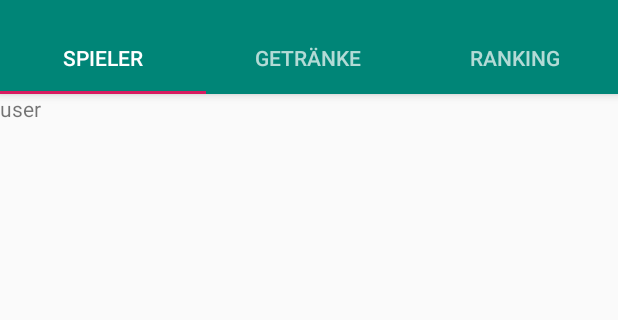
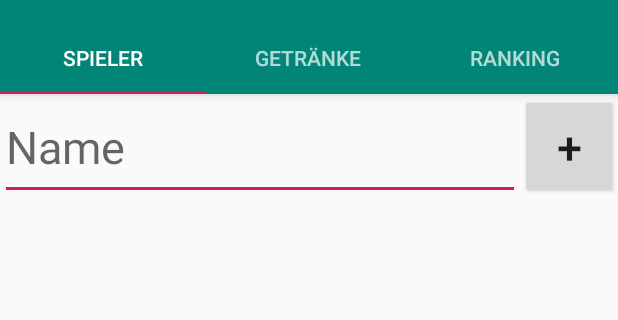
Before and after one commit to DominikRettensteiner/Alkcool, an Android app: the screen it shows after launch (MainActivity), on a phone screen of 412 x 824 dp, the part 74-394 px from its top. Run offline under Robolectric (Android 15) with nearby library versions, the phone set to English and light mode, and no system bars.

Commit message:
PlayerManagement added

```diff
--- a/app/src/main/java/alkcool/sma/alkcool/MainActivity.java
+++ b/app/src/main/java/alkcool/sma/alkcool/MainActivity.java
@@ -18,7 +18,11 @@ import android.view.MenuItem;
 import android.view.View;
 import android.view.ViewGroup;
 
+import android.widget.Button;
+import android.widget.ListView;
 import android.widget.TextView;
+
+import org.w3c.dom.Text;
 
 public class MainActivity extends AppCompatActivity {
 
@@ -56,7 +60,6 @@ public class MainActivity extends AppCompatActivity {
 
         mViewPager.addOnPageChangeListener(new TabLayout.TabLayoutOnPageChangeListener(tabLayout));
         tabLayout.addOnTabSelectedListener(new TabLayout.ViewPagerOnTabSelectedListener(mViewPager));
-
     }
 
 
--- /dev/null
+++ b/app/src/main/java/alkcool/sma/alkcool/PlayerList.java
@@ -0,0 +1,33 @@
+package alkcool.sma.alkcool;
+
+import java.util.ArrayList;
+import java.util.Collections;
+
+public class PlayerList {
+    public static ArrayList<Player> list;
+
+    public PlayerList(){
+        list = new ArrayList<Player>();
+    }
+
+    public void sort(){
+        Collections.sort(list);
+    }
+
+    public static ArrayList<String> getNameList(){
+        ArrayList<String> newList = new ArrayList<String>();
+        for(Player p : list){
+            newList.add(p.playerName);
+        }
+        return newList;
+    }
+
+    public boolean contains(String name){
+        for(Player p : list){
+            if(p.playerName.equals(name)){
+                return true;
+            }
+        }
+        return false;
+    }
+}
--- a/app/src/main/java/alkcool/sma/alkcool/UserFragment.java
+++ b/app/src/main/java/alkcool/sma/alkcool/UserFragment.java
@@ -1,14 +1,36 @@
 package alkcool.sma.alkcool;
 
+import android.app.Activity;
 import android.content.Context;
+import android.content.DialogInterface;
 import android.net.Uri;
 import android.os.Bundle;
 import android.support.v4.app.Fragment;
+import android.support.v7.app.AlertDialog;
+import android.support.v7.app.AppCompatActivity;
+import android.util.Log;
 import android.view.LayoutInflater;
 import android.view.View;
 import android.view.ViewGroup;
+import android.widget.AdapterView;
+import android.widget.ArrayAdapter;
+import android.widget.Button;
+import android.widget.EditText;
+import android.widget.ListView;
+import android.widget.TextView;
+import android.widget.Toast;
 
-public class UserFragment extends Fragment {
+import org.w3c.dom.Text;
+
+import java.util.List;
+
+public class UserFragment extends Fragment{
+
+    private Button addUser;
+    private EditText playerName;
+    private ListView playerList;
+
+    private PlayerList AllPlayers = new PlayerList();
 
     public UserFragment() {
     }
@@ -25,6 +47,45 @@ public class UserFragment extends Fragment {
     @Override
     public View onCreateView(LayoutInflater inflater, ViewGroup container,
                              Bundle savedInstanceState) {
-        return inflater.inflate(R.layout.fragment_user, container, false);
+        View v = inflater.inflate(R.layout.fragment_user, container, false);
+        addUser = v.findViewById(R.id.addPlayerButton);
+        playerName = (EditText) v.findViewById(R.id.playerName);
+        playerList = (ListView) v.findViewById(R.id.playerList);
+
+        UpdateList();
+
+        addUser.setOnClickListener(new View.OnClickListener() {
+            public void onClick(View v) {
+                buttonClicked(v);
+            }
+        });
+
+        playerList.setOnItemClickListener(new AdapterView.OnItemClickListener() {
+            @Override
+            public void onItemClick(AdapterView<?> parent, View view, int position, long id){
+                if(AllPlayers.list.get(position).points == 0){
+                    AllPlayers.list.remove(position);
+                    UpdateList();
+                }
+            }
+        });
+
+        return v;
+    }
+
+    public void buttonClicked(View v) {
+        String name = playerName.getText().toString();
+        playerName.setText("");
+        if((!name.equals("")) && (!AllPlayers.contains(name)) && (name.trim().length() > 0)){
+            Player player = new Player(name);
+            AllPlayers.list.add(player);
+            UpdateList();
+        }
+    }
+
+    private void UpdateList(){
+        ArrayAdapter<String> adapter = new ArrayAdapter<String>(getActivity(),
+                android.R.layout.simple_list_item_1, AllPlayers.getNameList());
+        playerList.setAdapter(adapter);
     }
 }
--- a/app/src/main/res/layout/fragment_user.xml
+++ b/app/src/main/res/layout/fragment_user.xml
@@ -5,10 +5,40 @@
     android:layout_height="match_parent"
     tools:context=".UserFragment">
 
-    <!-- TODO: Update blank fragment layout -->
-    <TextView
-        android:layout_width="match_parent"
-        android:layout_height="match_parent"
-        android:text="user" />
+    <LinearLayout xmlns:android="http://schemas.android.com/apk/res/android"
+        android:layout_width="fill_parent"
+        android:layout_height="fill_parent"
+        android:orientation="vertical">
+
+        <LinearLayout
+            android:layout_width="match_parent"
+            android:layout_height="wrap_content"
+            android:orientation="horizontal">
+
+            <EditText
+                android:id="@+id/playerName"
+                android:layout_width="326dp"
+                android:layout_height="70dp"
+                android:layout_weight="1"
+                android:ems="10"
+                android:hint="Name"
+                android:textSize="30dp"
+                android:inputType="textPersonName"/>
+
+            <Button
+                android:id="@+id/addPlayerButton"
+                android:layout_width="65dp"
+                android:layout_height="70dp"
+                android:textSize="30dp"
+                android:text="+"/>
+        </LinearLayout>
+
+        <ListView
+            android:id="@+id/playerList"
+            android:layout_width="match_parent"
+            android:layout_height="wrap_content"
+            android:layout_weight="1"
+            android:textSize="18sp" />
+    </LinearLayout>
 
 </FrameLayout>
```
Also changed, not shown: app/src/main/java/alkcool/sma/alkcool/Player.java (added, +17 -0 lines).
